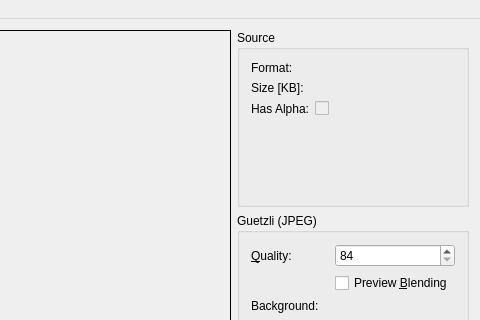
This is SimpleGuetzliGUI/src/MainWindow.ui in till213/GuetzliImageIOPlugin as Qt 5 draws it before an edit; both pictures show x 260 to 740 and y 0 to 320 of the 740 by 481 pixel window. The edited form follows.
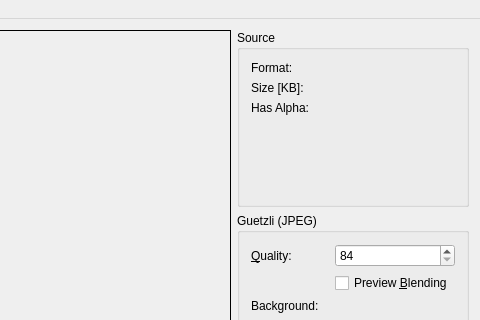
This is the edited form.

What changed in the file:
```diff
--- a/SimpleGuetzliGUI/src/MainWindow.ui
+++ b/SimpleGuetzliGUI/src/MainWindow.ui
@@ -95,10 +95,7 @@
             </widget>
            </item>
            <item row="2" column="1">
-            <widget class="QCheckBox" name="hasAlphaCheckBox">
-             <property name="enabled">
-              <bool>false</bool>
-             </property>
+            <widget class="QLabel" name="hasAlphaLabel">
              <property name="text">
               <string/>
              </property>
```
